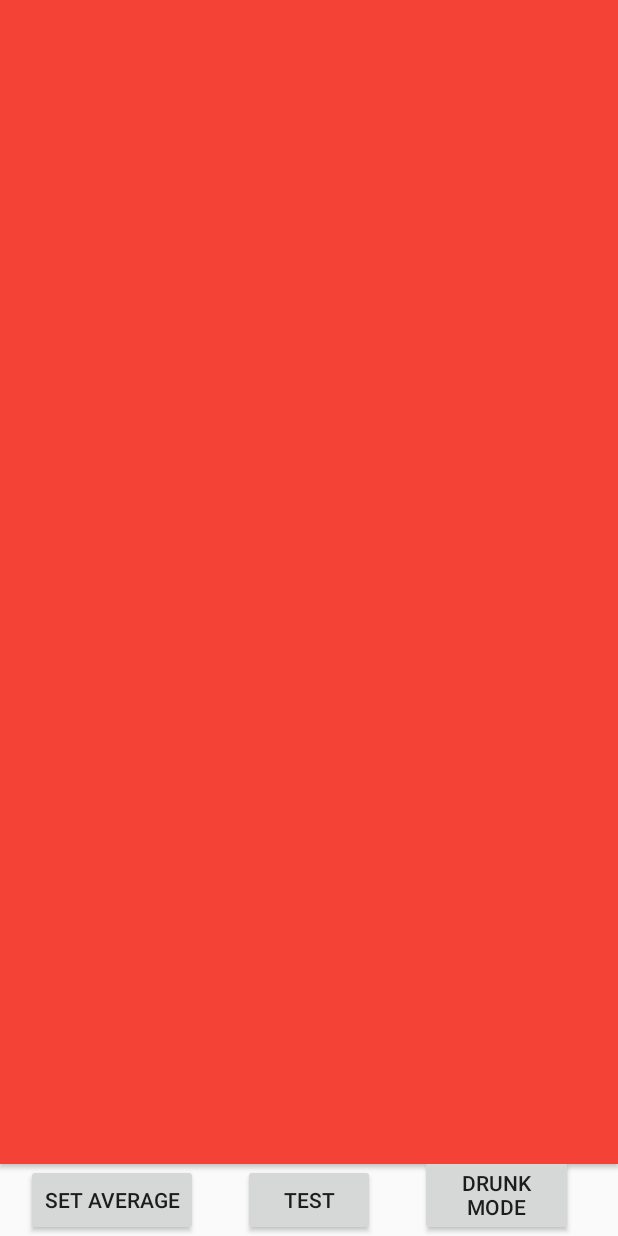
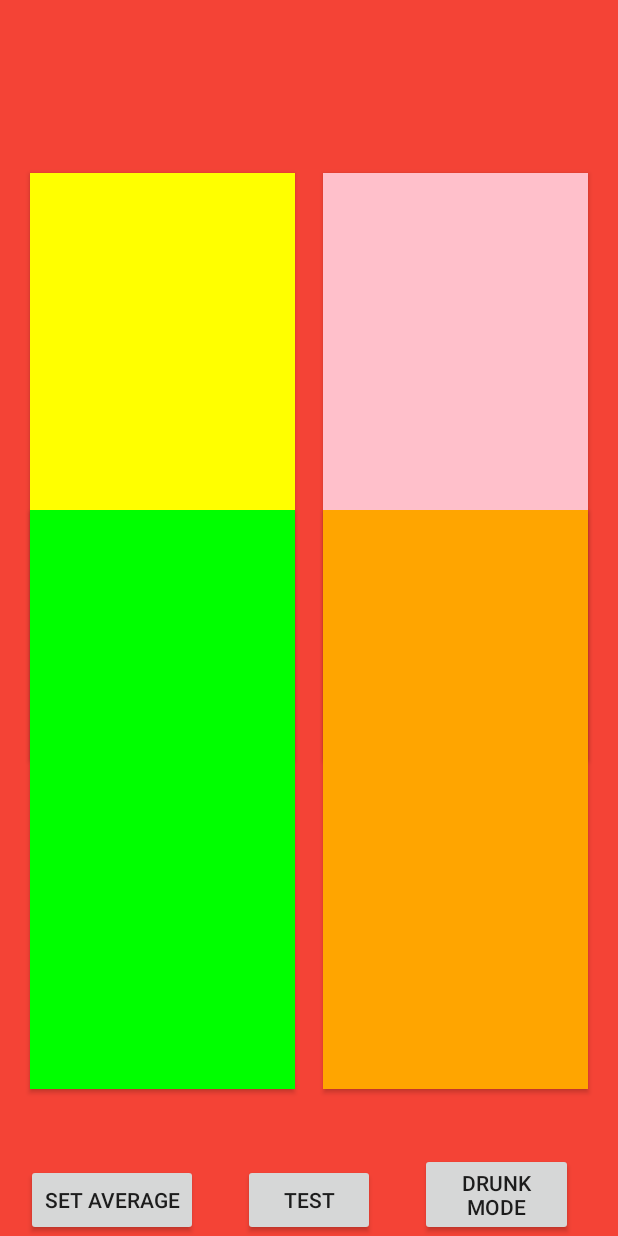
Before and after one commit to CrowMcM/DurnkBlerg, an Android app: the layout activity_game.xml on its own in the app's theme, with its tools: preview values and no code run, on a phone screen of 412 x 824 dp. Run offline under Robolectric (Android 15) with nearby library versions, the phone set to English and light mode, and no system bars.

Commit message:
game update

```diff
--- a/app/src/main/res/layout/activity_game.xml
+++ b/app/src/main/res/layout/activity_game.xml
@@ -5,7 +5,8 @@
     xmlns:tools="http://schemas.android.com/tools"
     android:layout_width="match_parent"
     android:layout_height="match_parent"
-    tools:context=".MainActivity">
+    tools:context=".MainActivity"
+    android:background="@color/red">
 
 
     <Button
@@ -16,8 +17,8 @@
         android:layout_marginEnd="30dp"
         android:layout_marginRight="30dp"
         android:layout_marginBottom="0dp"
-        android:layout_toStartOf="@+id/b_start"
-        android:layout_toLeftOf="@+id/b_start"
+        android:layout_toStartOf="@+id/b_test"
+        android:layout_toLeftOf="@+id/b_test"
         android:text="Set Average" />
 
     <Button
@@ -32,30 +33,102 @@
         android:layout_marginEnd="30dp"
         android:layout_marginRight="39dp"
         android:layout_marginBottom="0dp"
-        android:layout_toEndOf="@+id/b_start"
-        android:layout_toRightOf="@+id/b_start"
+        android:layout_toEndOf="@+id/b_test"
+        android:layout_toRightOf="@+id/b_test"
         android:text="Drunk Mode" />
 
     <Button
-        android:id="@+id/b_start"
+        android:id="@+id/b_test"
         android:layout_width="wrap_content"
         android:layout_height="wrap_content"
         android:layout_alignParentBottom="true"
         android:layout_centerHorizontal="true"
         android:text="Test" />
 
+
     <Button
         android:id="@+id/b_main"
-        android:background="@color/red"
-        android:textColor="#ffffff"
-        android:textSize="64dp"
-        android:layout_width="match_parent"
-        android:layout_height="wrap_content"
+        android:layout_width="169dp"
+        android:layout_height="166dp"
+        android:layout_above="@id/b_test"
+        android:layout_alignParentStart="true"
+        android:layout_alignParentLeft="true"
         android:layout_alignParentTop="true"
-        android:layout_centerHorizontal="true"
+        android:layout_alignParentEnd="true"
+        android:layout_alignParentRight="true"
+        android:layout_marginStart="20dp"
+        android:layout_marginLeft="35dp"
+        android:layout_marginTop="115dp"
+        android:layout_marginEnd="215dp"
+        android:layout_marginRight="215dp"
+        android:layout_marginBottom="270dp"
+        android:background="@color/yellow"
         android:text=""
-        android:layout_above="@id/b_start"/>
+        android:textColor="@color/black"
+        android:textSize="20dp" />
 
+    <Button
+        android:id="@+id/b_main2"
+        android:layout_width="169dp"
+        android:layout_height="166dp"
+        android:layout_above="@id/b_test"
+        android:layout_alignParentStart="true"
+        android:layout_alignParentLeft="true"
+        android:layout_alignParentTop="true"
+        android:layout_alignParentEnd="true"
+        android:layout_alignParentRight="true"
+        android:layout_marginStart="215dp"
+        android:layout_marginLeft="223dp"
+        android:layout_marginTop="115dp"
+        android:layout_marginEnd="20dp"
+        android:layout_marginRight="20dp"
+        android:layout_marginBottom="270dp"
+        android:background="@color/pink"
+        android:text=""
+        android:textColor="@color/black"
+        android:textSize="20dp" />
+
+    <Button
+        android:id="@+id/b_main3"
+        android:layout_width="169dp"
+        android:layout_height="166dp"
+        android:layout_above="@id/b_test"
+        android:layout_alignParentStart="true"
+        android:layout_alignParentLeft="true"
+        android:layout_alignParentTop="true"
+        android:layout_alignParentEnd="true"
+        android:layout_alignParentRight="true"
+        android:layout_marginStart="20dp"
+        android:layout_marginLeft="20dp"
+        android:layout_marginTop="340dp"
+        android:layout_marginEnd="215dp"
+        android:layout_marginRight="215dp"
+        android:layout_marginBottom="50dp"
+        android:background="@color/green"
+        android:text=""
+        android:textColor="@color/black"
+        android:textSize="20dp" />
+
+    <Button
+        android:id="@+id/b_main4"
+        android:layout_width="169dp"
+        android:layout_height="166dp"
+        android:layout_above="@id/b_test"
+        android:layout_alignParentStart="true"
+        android:layout_alignParentLeft="true"
+        android:layout_alignParentTop="true"
+        android:layout_alignParentEnd="true"
+        android:layout_alignParentRight="true"
+        android:layout_marginStart="215dp"
+        android:layout_marginLeft="215dp"
+        android:layout_marginTop="340dp"
+        android:layout_marginEnd="20dp"
+        android:layout_marginRight="20dp"
+        android:layout_marginBottom="50dp"
+        android:background="@color/orange"
+        android:text=""
+        android:textColor="@color/black"
+        android:textSize="20dp" />
 
     <TextView
         android:id="@+id/tv_info"
@@ -66,6 +139,21 @@
         android:gravity="center"
         android:text=""
         android:textSize="24dp"
+        android:textColor="@color/black"
         android:elevation="1000dp"/>
 
+    <TextView
+        android:id="@+id/tv_info2"
+        android:layout_width="match_parent"
+        android:layout_height="wrap_content"
+        android:layout_below="@id/tv_info"
+        android:layout_alignParentTop="true"
+        android:layout_marginTop="40dp"
+        android:elevation="1000dp"
+        android:gravity="center"
+        android:text=""
+        android:textColor="@color/black"
+        android:textSize="30dp" />
+
+
 </RelativeLayout>
--- a/app/src/main/res/values/colors.xml
+++ b/app/src/main/res/values/colors.xml
@@ -5,4 +5,9 @@
     <color name="colorAccent">#D81B60</color>
     <color name="red">#f44336</color>
     <color name="blue">#2196f3</color>
+    <color name="green">#00ff00</color>
+    <color name="yellow">#FFFF00</color>
+    <color name="orange">#FFA500</color>
+    <color name="pink">#ffc0cb</color>
+    <color name="black">#000000</color>
 </resources>
```
Also changed, not shown: app/src/main/java/com/example/durnkblerg/Game.java (+303 -40 lines), 20 other files.
